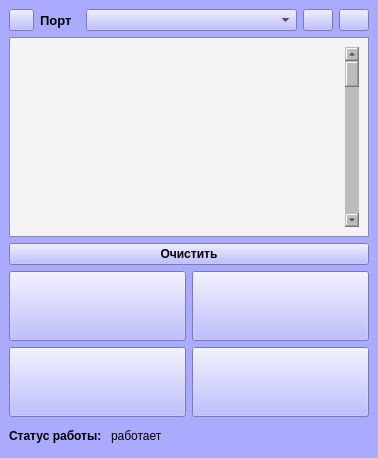
The window that design/design.ui (RosSample/B.I.G_weights) describes before a commit, drawn with Qt 5.
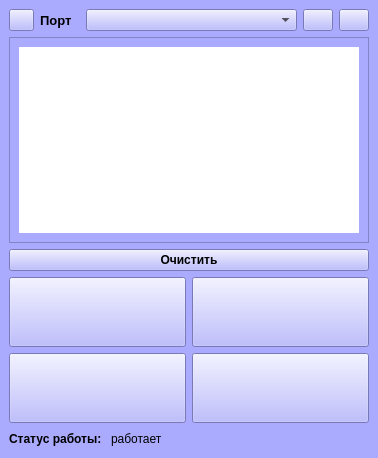
The same window after the commit. Icons and pictures are not drawn.

Diff of the .ui file:
```diff
--- a/design/design.ui
+++ b/design/design.ui
@@ -160,88 +160,322 @@
        </layout>
       </item>
       <item>
-       <layout class="QVBoxLayout" name="verticalLayoutMain">
-        <item>
-         <widget class="QScrollArea" name="horizontalLayoutScrollArea">
-          <property name="sizePolicy">
-           <sizepolicy hsizetype="Minimum" vsizetype="Minimum">
-            <horstretch>0</horstretch>
-            <verstretch>0</verstretch>
-           </sizepolicy>
-          </property>
-          <property name="minimumSize">
-           <size>
-            <width>320</width>
-            <height>200</height>
-           </size>
-          </property>
-          <property name="maximumSize">
-           <size>
-            <width>370</width>
-            <height>200</height>
-           </size>
-          </property>
-          <property name="widgetResizable">
-           <bool>true</bool>
-          </property>
-          <widget class="QWidget" name="scrollAreaWidgetContents">
-           <property name="geometry">
-            <rect>
-             <x>0</x>
-             <y>0</y>
-             <width>354</width>
-             <height>198</height>
-            </rect>
-           </property>
-           <property name="sizePolicy">
-            <sizepolicy hsizetype="Preferred" vsizetype="Ignored">
-             <horstretch>0</horstretch>
-             <verstretch>0</verstretch>
-            </sizepolicy>
-           </property>
-           <property name="layoutDirection">
-            <enum>Qt::LeftToRight</enum>
-           </property>
-           <property name="styleSheet">
-            <string notr="true">background-color: rgb(244, 244, 244);</string>
-           </property>
-           <layout class="QHBoxLayout" name="horizontalLayout_2">
+       <widget class="QScrollArea" name="scrollArea">
+        <property name="palette">
+         <palette>
+          <active>
+           <colorrole role="Button">
+            <brush brushstyle="SolidPattern">
+             <color alpha="255">
+              <red>170</red>
+              <green>170</green>
+              <blue>255</blue>
+             </color>
+            </brush>
+           </colorrole>
+           <colorrole role="Base">
+            <brush brushstyle="SolidPattern">
+             <color alpha="255">
+              <red>255</red>
+              <green>255</green>
+              <blue>255</blue>
+             </color>
+            </brush>
+           </colorrole>
+           <colorrole role="Window">
+            <brush brushstyle="SolidPattern">
+             <color alpha="255">
+              <red>170</red>
+              <green>170</green>
+              <blue>255</blue>
+             </color>
+            </brush>
+           </colorrole>
+          </active>
+          <inactive>
+           <colorrole role="Button">
+            <brush brushstyle="SolidPattern">
+             <color alpha="255">
+              <red>170</red>
+              <green>170</green>
+              <blue>255</blue>
+             </color>
+            </brush>
+           </colorrole>
+           <colorrole role="Base">
+            <brush brushstyle="SolidPattern">
+             <color alpha="255">
+              <red>255</red>
+              <green>255</green>
+              <blue>255</blue>
+             </color>
+            </brush>
+           </colorrole>
+           <colorrole role="Window">
+            <brush brushstyle="SolidPattern">
+             <color alpha="255">
+              <red>170</red>
+              <green>170</green>
+              <blue>255</blue>
+             </color>
+            </brush>
+           </colorrole>
+          </inactive>
+          <disabled>
+           <colorrole role="Button">
+            <brush brushstyle="SolidPattern">
+             <color alpha="255">
+              <red>170</red>
+              <green>170</green>
+              <blue>255</blue>
+             </color>
+            </brush>
+           </colorrole>
+           <colorrole role="Base">
+            <brush brushstyle="SolidPattern">
+             <color alpha="255">
+              <red>170</red>
+              <green>170</green>
+              <blue>255</blue>
+             </color>
+            </brush>
+           </colorrole>
+           <colorrole role="Window">
+            <brush brushstyle="SolidPattern">
+             <color alpha="255">
+              <red>170</red>
+              <green>170</green>
+              <blue>255</blue>
+             </color>
+            </brush>
+           </colorrole>
+          </disabled>
+         </palette>
+        </property>
+        <property name="widgetResizable">
+         <bool>true</bool>
+        </property>
+        <widget class="QWidget" name="scrollAreaWidgetContents_6">
+         <property name="geometry">
+          <rect>
+           <x>0</x>
+           <y>0</y>
+           <width>356</width>
+           <height>192</height>
+          </rect>
+         </property>
+         <property name="palette">
+          <palette>
+           <active>
+            <colorrole role="Button">
+             <brush brushstyle="SolidPattern">
+              <color alpha="255">
+               <red>170</red>
+               <green>170</green>
+               <blue>255</blue>
+              </color>
+             </brush>
+            </colorrole>
+            <colorrole role="Base">
+             <brush brushstyle="SolidPattern">
+              <color alpha="255">
+               <red>255</red>
+               <green>255</green>
+               <blue>255</blue>
+              </color>
+             </brush>
+            </colorrole>
+            <colorrole role="Window">
+             <brush brushstyle="SolidPattern">
+              <color alpha="255">
+               <red>170</red>
+               <green>170</green>
+               <blue>255</blue>
+              </color>
+             </brush>
+            </colorrole>
+           </active>
+           <inactive>
+            <colorrole role="Button">
+             <brush brushstyle="SolidPattern">
+              <color alpha="255">
+               <red>170</red>
+               <green>170</green>
+               <blue>255</blue>
+              </color>
+             </brush>
+            </colorrole>
+            <colorrole role="Base">
+             <brush brushstyle="SolidPattern">
+              <color alpha="255">
+               <red>255</red>
+               <green>255</green>
+               <blue>255</blue>
+              </color>
+             </brush>
+            </colorrole>
+            <colorrole role="Window">
+             <brush brushstyle="SolidPattern">
+              <color alpha="255">
+               <red>170</red>
+               <green>170</green>
+               <blue>255</blue>
+              </color>
+             </brush>
+            </colorrole>
+           </inactive>
+           <disabled>
+            <colorrole role="Button">
+             <brush brushstyle="SolidPattern">
+              <color alpha="255">
+               <red>170</red>
+               <green>170</green>
+               <blue>255</blue>
+              </color>
+             </brush>
+            </colorrole>
+            <colorrole role="Base">
+             <brush brushstyle="SolidPattern">
+              <color alpha="255">
+               <red>170</red>
+               <green>170</green>
+               <blue>255</blue>
+              </color>
+             </brush>
+            </colorrole>
+            <colorrole role="Window">
+             <brush brushstyle="SolidPattern">
+              <color alpha="255">
+               <red>170</red>
+               <green>170</green>
+               <blue>255</blue>
+              </color>
+             </brush>
+            </colorrole>
+           </disabled>
+          </palette>
+         </property>
+         <layout class="QVBoxLayout" name="verticalLayout_7">
+          <item>
+           <layout class="QVBoxLayout" name="verticalLayout_6">
             <item>
              <widget class="QLabel" name="textShow">
-              <property name="whatsThis">
-               <string/>
+              <property name="enabled">
+               <bool>true</bool>
+              </property>
+              <property name="palette">
+               <palette>
+                <active>
+                 <colorrole role="Button">
+                  <brush brushstyle="SolidPattern">
+                   <color alpha="255">
+                    <red>255</red>
+                    <green>255</green>
+                    <blue>255</blue>
+                   </color>
+                  </brush>
+                 </colorrole>
+                 <colorrole role="Base">
+                  <brush brushstyle="SolidPattern">
+                   <color alpha="255">
+                    <red>255</red>
+                    <green>255</green>
+                    <blue>255</blue>
+                   </color>
+                  </brush>
+                 </colorrole>
+                 <colorrole role="Window">
+                  <brush brushstyle="SolidPattern">
+                   <color alpha="255">
+                    <red>255</red>
+                    <green>255</green>
+                    <blue>255</blue>
+                   </color>
+                  </brush>
+                 </colorrole>
+                </active>
+                <inactive>
+                 <colorrole role="Button">
+                  <brush brushstyle="SolidPattern">
+                   <color alpha="255">
+                    <red>255</red>
+                    <green>255</green>
+                    <blue>255</blue>
+                   </color>
+                  </brush>
+                 </colorrole>
+                 <colorrole role="Base">
+                  <brush brushstyle="SolidPattern">
+                   <color alpha="255">
+                    <red>255</red>
+                    <green>255</green>
+                    <blue>255</blue>
+                   </color>
+                  </brush>
+                 </colorrole>
+                 <colorrole role="Window">
+                  <brush brushstyle="SolidPattern">
+                   <color alpha="255">
+                    <red>255</red>
+                    <green>255</green>
+                    <blue>255</blue>
+                   </color>
+                  </brush>
+                 </colorrole>
+                </inactive>
+                <disabled>
+                 <colorrole role="Button">
+                  <brush brushstyle="SolidPattern">
+                   <color alpha="255">
+                    <red>255</red>
+                    <green>255</green>
+                    <blue>255</blue>
+                   </color>
+                  </brush>
+                 </colorrole>
+                 <colorrole role="Base">
+                  <brush brushstyle="SolidPattern">
+                   <color alpha="255">
+                    <red>255</red>
+                    <green>255</green>
+                    <blue>255</blue>
+                   </color>
+                  </brush>
+                 </colorrole>
+                 <colorrole role="Window">
+                  <brush brushstyle="SolidPattern">
+                   <color alpha="255">
+                    <red>255</red>
+                    <green>255</green>
+                    <blue>255</blue>
+                   </color>
+                  </brush>
+                 </colorrole>
+                </disabled>
+               </palette>
+              </property>
+              <property name="styleSheet">
+               <string notr="true">background-color: white;</string>
+              </property>
+              <property name="frameShadow">
+               <enum>QFrame::Plain</enum>
               </property>
               <property name="text">
                <string/>
               </property>
-              <property name="textFormat">
-               <enum>Qt::AutoText</enum>
-              </property>
               <property name="alignment">
                <set>Qt::AlignBottom|Qt::AlignLeading|Qt::AlignLeft</set>
               </property>
-              <property name="wordWrap">
-               <bool>false</bool>
-              </property>
-              <property name="openExternalLinks">
-               <bool>false</bool>
-              </property>
-             </widget>
-            </item>
-            <item>
-             <widget class="QScrollBar" name="verticalScrollBar">
-              <property name="styleSheet">
-               <string notr="true">background-color: rgb(188, 188, 188);</string>
-              </property>
-              <property name="orientation">
-               <enum>Qt::Vertical</enum>
-              </property>
              </widget>
             </item>
            </layout>
-          </widget>
-         </widget>
-        </item>
+          </item>
+         </layout>
+        </widget>
+       </widget>
+      </item>
+      <item>
+       <layout class="QVBoxLayout" name="verticalLayoutMain">
         <item>
          <widget class="QPushButton" name="cleanButton">
           <property name="font">
```
Left out of the diff: 22 changed lines with no effect on the pictures.
